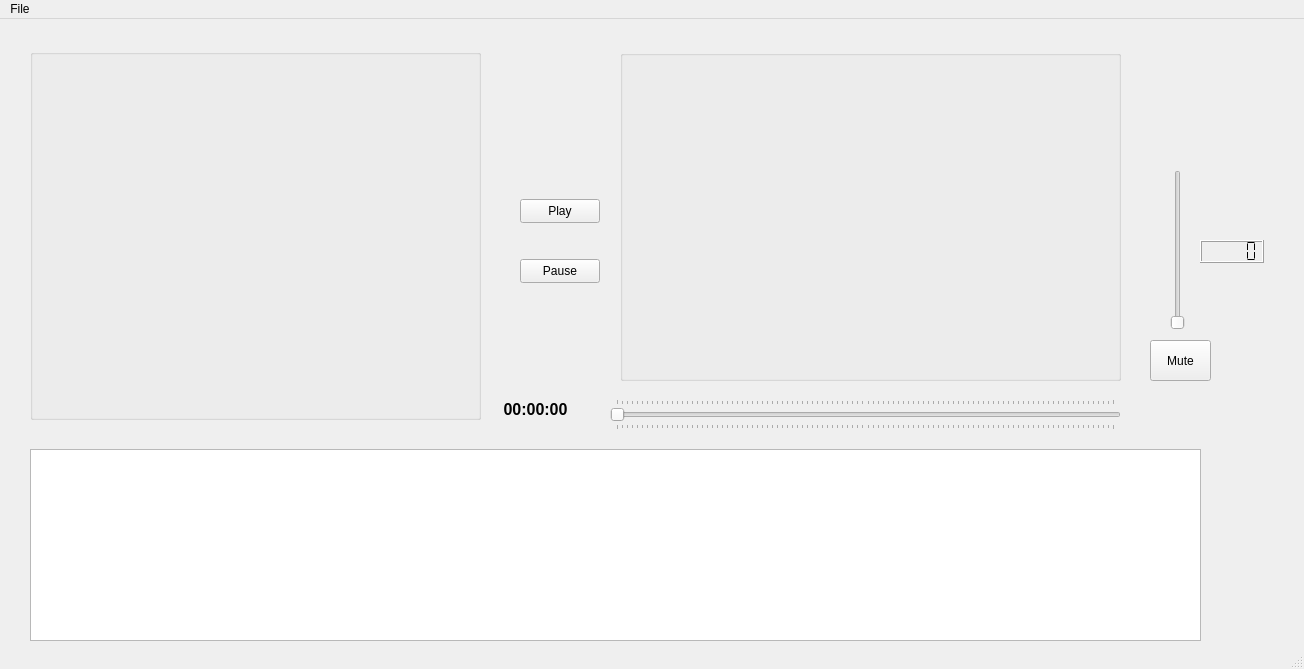
First picture: the form in ui/mainwindow.ui, repository maksPodstawski/qt-video-editor, before the edit.
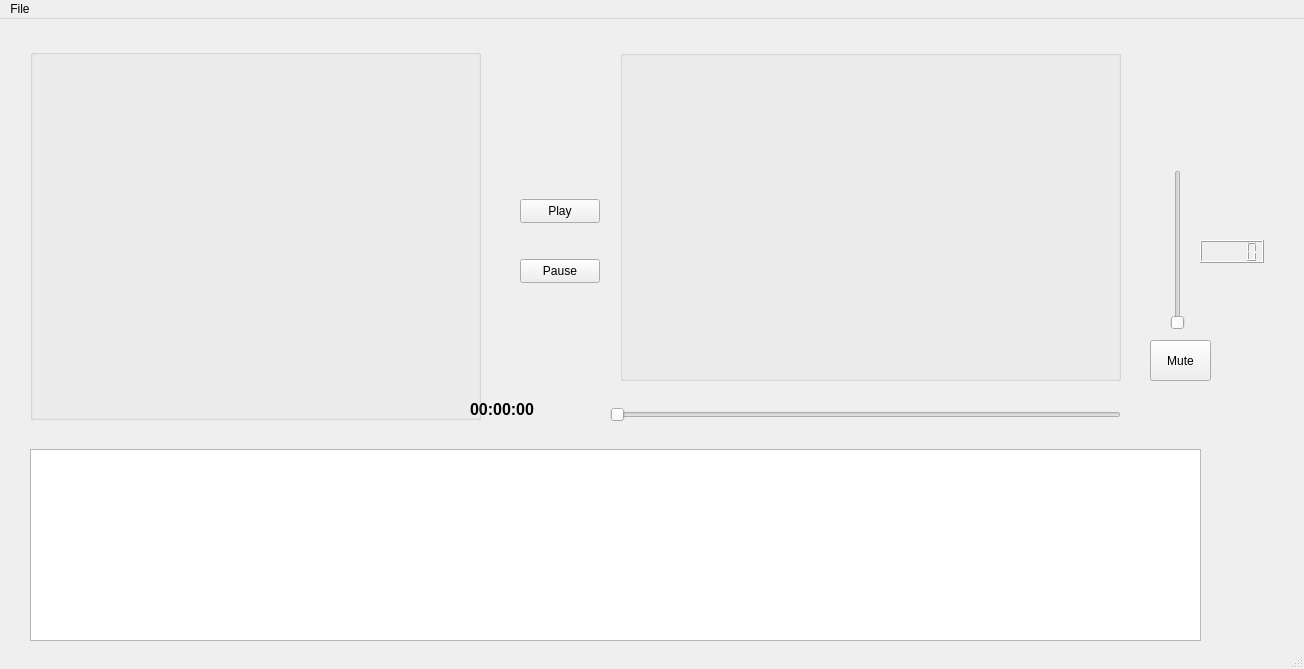
Second picture: the form after the edit.

```diff
--- a/ui/mainwindow.ui
+++ b/ui/mainwindow.ui
@@ -76,7 +76,7 @@
      </rect>
     </property>
     <property name="segmentStyle">
-     <enum>QLCDNumber::SegmentStyle::Flat</enum>
+     <enum>QLCDNumber::Outline</enum>
     </property>
    </widget>
    <widget class="QPushButton" name="pauseButton">
@@ -110,9 +110,6 @@
     <property name="text">
      <string>00:00:00</string>
     </property>
-    <property name="alignment">
-     <set>Qt::AlignmentFlag::AlignCenter</set>
-    </property>
    </widget>
    <widget class="QSlider" name="previewVideoTimeSlider">
     <property name="geometry">
@@ -127,7 +124,7 @@
      <enum>Qt::Orientation::Horizontal</enum>
     </property>
     <property name="tickPosition">
-     <enum>QSlider::TickPosition::TicksBothSides</enum>
+     <enum>QSlider::NoTicks</enum>
     </property>
    </widget>
    <widget class="QGroupBox" name="groupBoxVideosTable">
```
Left out of the diff: 13 changed lines with no effect on the pictures.
